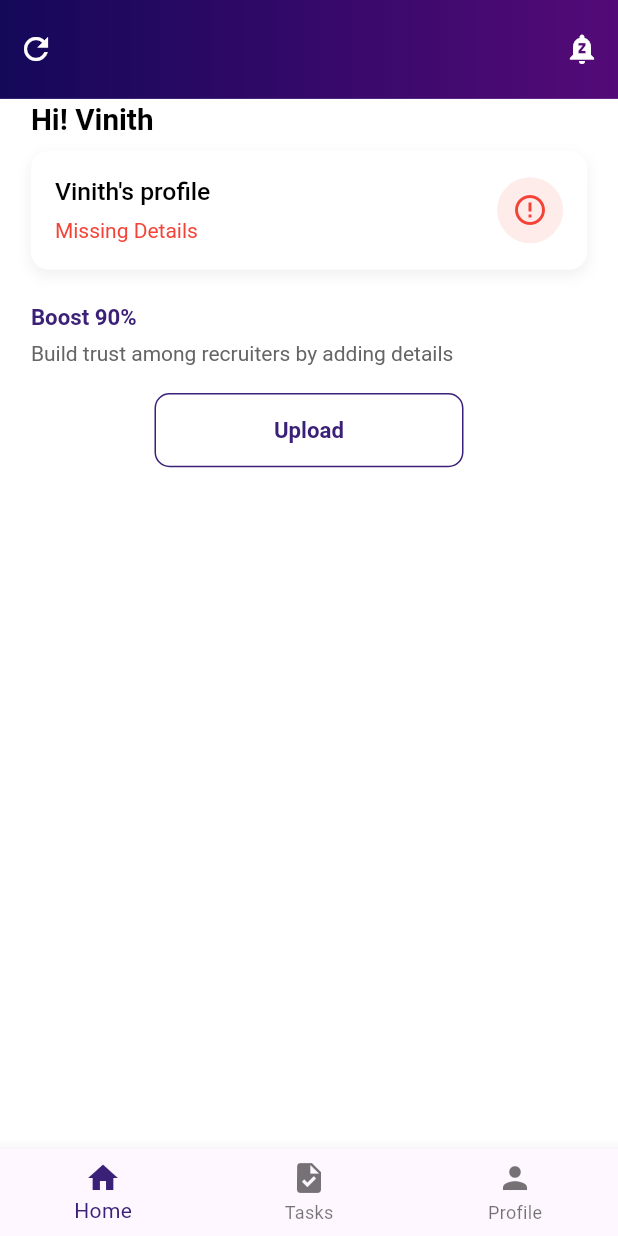
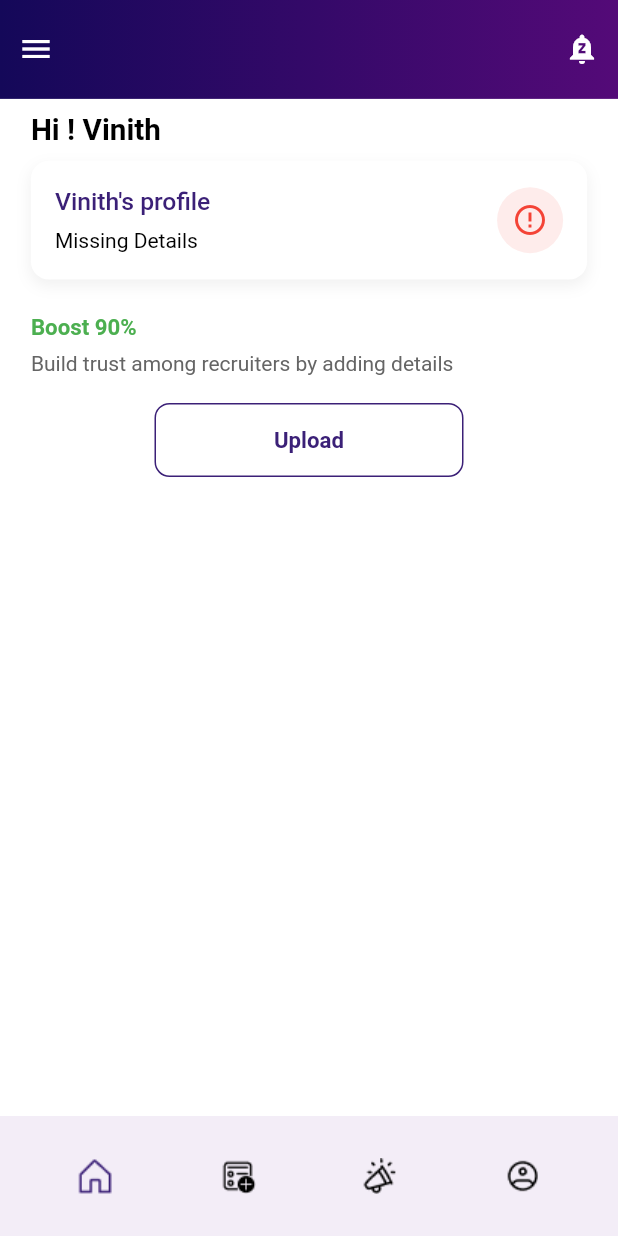
Before and after one commit to Krishnapriyak765/e_pact_app, a Flutter app: the UploadRequiredScreen screen opened directly, on a phone screen of 412 x 824 dp. Run offline on Flutter 3.47's test engine with Material 3 defaults, Android fonts, the light colour scheme and no system bars; our stand-ins replace file_picker, get.

Commit message:
bottomnavbar , doc upload screen

```diff
--- /dev/null
+++ b/lib/features/bottom_navigation/bottom_navigation_bar.dart
@@ -0,0 +1,84 @@
+// File: lib/widgets/custom_bottom_nav.dart
+
+import 'package:e_pact_app/utils/const/colors_const.dart';
+import 'package:flutter/material.dart';
+import 'package:get/get.dart';
+
+class CustomBottomNavBar extends StatelessWidget {
+  final int currentIndex;
+  final Function(int) onTap;
+
+  const CustomBottomNavBar({
+    super.key,
+    required this.currentIndex,
+    required this.onTap,
+    required Color selectedItemColor,
+  });
+
+  @override
+  Widget build(BuildContext context) {
+    return BottomAppBar(
+      shape: const CircularNotchedRectangle(),
+      notchMargin: 6.0,
+      child: SizedBox(
+        height: Get.height * 0.08,
+        child: Row(
+          mainAxisAlignment: MainAxisAlignment.spaceAround,
+          children: [
+            IconButton(
+              icon: Image.asset(
+                'assets/icons/home.png',
+                color: currentIndex == 0 ? AppColors.primary : Colors.black,
+                height: 24,
+              ),
+              onPressed: () => onTap(0),
+            ),
+            IconButton(
+              icon: Image.asset(
+                'assets/icons/attendance.png',
+                color: currentIndex == 1 ? AppColors.primary : Colors.black,
+                height: 24,
+              ),
+              onPressed: () => onTap(1),
+            ),
+            // const SizedBox(width: 48), // space for FAB
+            IconButton(
+              icon: Image.asset(
+                'assets/icons/announcement.png',
+                color: currentIndex == 2 ? AppColors.primary : Colors.black,
+                height: 24,
+              ),
+              onPressed: () => onTap(3),
+            ),
+            IconButton(
+              icon: Image.asset(
+                'assets/icons/profile.png',
+                color: currentIndex == 3 ? AppColors.primary : Colors.black,
+                height: 24,
+              ),
+              onPressed: () => onTap(3),
+            ),
+          ],
+        ),
+      ),
+    );
+  }
+}
+
+// class CenterFAB extends StatelessWidget {
+//   final VoidCallback onTap;
+//   const CenterFAB({super.key, required this.onTap});
+
+//   @override
+//   Widget build(BuildContext context) {
+//     return FloatingActionButton(
+//       onPressed: onTap,
+//       backgroundColor: AppColors.primary,
+//       child: Image.asset(
+//         'assets/icons/profile.png',
+//         height: 24,
+//         color: Colors.white,
+//       ),
+//     );
+//   }
+// }
--- a/lib/features/employee/upload_required_screen/presentation/upload_require_screen.dart
+++ b/lib/features/employee/upload_required_screen/presentation/upload_require_screen.dart
@@ -1,8 +1,9 @@
 // This is the main upload check screen shown after login
 // File: lib/view/employee/upload_required_screen.dart
 
-import 'package:e_pact_app/features/employee/document_upload_screen/presentation/document_upload_screen.dart';
+import 'package:e_pact_app/features/bottom_navigation/bottom_navigation_bar.dart';
 import 'package:e_pact_app/utils/const/colors_const.dart';
+import 'package:e_pact_app/utils/const/route_const.dart';
 import 'package:e_pact_app/utils/helper_widgets/appbar_custom_widget.dart';
 import 'package:e_pact_app/utils/helper_widgets/common_text_widget.dart';
 import 'package:flutter/material.dart';
@@ -16,7 +17,7 @@ class UploadRequiredScreen extends StatelessWidget {
     return Scaffold(
       backgroundColor: AppColors.white,
       appBar: CustomAppBar(
-        prefixIcon: Icons.refresh,
+        prefixIcon: Icons.menu,
         suffixIcon: Icons.notifications_paused,
       ),
 
@@ -26,8 +27,9 @@ class UploadRequiredScreen extends StatelessWidget {
         child: Column(
           crossAxisAlignment: CrossAxisAlignment.start,
           children: [
+            SizedBox(height: Get.height * 0.008),
             CommonTextWidgets.textRoboto(
-              text: 'Hi! Vinith',
+              text: 'Hi ! Vinith',
               size: Get.height * 0.024,
               color: AppColors.black,
               fontWeight: FontWeight.w600,
@@ -56,14 +58,14 @@ class UploadRequiredScreen extends StatelessWidget {
                         CommonTextWidgets.textRoboto(
                           text: "Vinith's profile",
                           size: Get.height * 0.02,
-                          color: AppColors.black,
+                          color: AppColors.primary,
                           fontWeight: FontWeight.w500,
                         ),
                         SizedBox(height: Get.height * 0.004),
                         CommonTextWidgets.textRoboto(
                           text: "Missing Details",
                           size: Get.height * 0.017,
-                          color: AppColors.red,
+                          color: AppColors.black,
                         ),
                       ],
                     ),
@@ -86,7 +88,7 @@ class UploadRequiredScreen extends StatelessWidget {
             CommonTextWidgets.textRoboto(
               text: 'Boost 90%',
               size: Get.height * 0.018,
-              color: AppColors.primary,
+              color: AppColors.green,
               fontWeight: FontWeight.w600,
             ),
             SizedBox(height: Get.height * 0.005),
@@ -102,7 +104,8 @@ class UploadRequiredScreen extends StatelessWidget {
                 height: Get.height * 0.06,
                 child: OutlinedButton(
                   onPressed: () {
-                    Get.to(() => const DocumentUploadScreen());
+                    // Get.to(() => const DocumentUploadScreen());
+                    Get.toNamed(RouteList.docupload);
                   },
                   style: OutlinedButton.styleFrom(
                     side: const BorderSide(color: AppColors.primary),
@@ -122,7 +125,7 @@ class UploadRequiredScreen extends StatelessWidget {
           ],
         ),
       ),
-      bottomNavigationBar: BottomNavigationBar(
+      bottomNavigationBar: CustomBottomNavBar(
         currentIndex: 0,
         onTap: (index) {
           Get.snackbar(
@@ -133,11 +136,6 @@ class UploadRequiredScreen extends StatelessWidget {
           );
         },
         selectedItemColor: AppColors.primary,
-        items: const [
-          BottomNavigationBarItem(icon: Icon(Icons.home), label: 'Home'),
-          BottomNavigationBarItem(icon: Icon(Icons.task), label: 'Tasks'),
-          BottomNavigationBarItem(icon: Icon(Icons.person), label: 'Profile'),
-        ],
       ),
     );
   }
--- a/lib/route_binding.dart
+++ b/lib/route_binding.dart
@@ -1,3 +1,9 @@
+import 'package:e_pact_app/features/bottom_navigation/main_dashboard.dart';
+import 'package:e_pact_app/features/employee/announcements/presentation/announcment_screen.dart';
+import 'package:e_pact_app/features/employee/attendance/presenatation/attendance_screen.dart';
+import 'package:e_pact_app/features/employee/document_upload_screen/presentation/document_upload_screen.dart';
+import 'package:e_pact_app/features/employee/profile/presentation/profile_screen.dart';
+import 'package:e_pact_app/features/employee/upload_required_screen/presentation/upload_require_screen.dart';
 import 'package:e_pact_app/features/login_screen/presentation/screens/login_screen.dart';
 import 'package:e_pact_app/features/role_initial_screen/view/role_selection.dart';
 import 'package:e_pact_app/utils/const/route_const.dart';
@@ -7,5 +13,11 @@ class Routes {
   static final routes = [
     GetPage(name: RouteList.inital, page: () => RoleSelectionScreen()),
     GetPage(name: RouteList.login, page: () => LoginScreen()),
+    GetPage(name: RouteList.dashboard1, page: () => UploadRequiredScreen()),
+    GetPage(name: RouteList.docupload, page: () => DocumentUploadScreen()),
+    GetPage(name: RouteList.navigation, page: () => MainDashboard()),
+    GetPage(name: RouteList.announcement, page: () => AnnouncementScreen()),
+    GetPage(name: RouteList.profile, page: () => ProfileScreen()),
+    GetPage(name: RouteList.attendance, page: () => AttendanceScreen()),
   ];
 }
--- a/lib/utils/const/colors_const.dart
+++ b/lib/utils/const/colors_const.dart
@@ -6,7 +6,9 @@ class AppColors {
   static const Color loginbutton = Color(0xFF1C0D60);
   static const Color inputFieldBg = Color(0xFFF6F6F6);
   static const Color grey = Color(0xFF656565);
+  static const Color bgprofile = Color(0xFFE5DFDF);
   static const Color red = Colors.red;
+  static const Color green = Colors.green;
   static const Color white = Colors.white;
   static const Color black = Colors.black;
   static const Color bgColor = Colors.white;
--- a/lib/utils/const/route_const.dart
+++ b/lib/utils/const/route_const.dart
@@ -6,4 +6,10 @@ class RouteList {
   static const String home = '/home';
   static const String login = '/login';
   static const String signup = '/signup';
+  static const String dashboard1 = '/dashboard1';
+  static const String docupload = '/docupload';
+  static const String navigation = '/navigation';
+  static const String announcement = '/announcement';
+  static const String profile = '/profile';
+  static const String attendance = '/attendance';
 }
--- a/pubspec.yaml
+++ b/pubspec.yaml
@@ -62,6 +62,7 @@ flutter:
   # To add assets to your application, add an assets section, like this:
   assets:
     - assets/images/
+    - assets/icons/
   #   - images/a_dot_ham.jpeg
 
   # An image asset can refer to one or more resolution-specific "variants", see
```
Also changed, not shown: lib/features/bottom_navigation/main_dashboard.dart (added, +54 -0 lines), lib/features/employee/announcements/presentation/announcment_screen.dart (added, +15 -0 lines), lib/features/employee/attendance/presenatation/attendance_screen.dart (added, +15 -0 lines), lib/features/employee/document_upload_screen/presentation/document_upload_screen.dart (+22 -11 lines), lib/features/employee/home/presentation/home_screen.dart (added, +15 -0 lines), lib/features/employee/profile/presentation/profile_screen.dart (added, +15 -0 lines), lib/features/login_screen/presentation/screens/login_screen.dart (+7 -1 lines), assets/icons/announcement.png (added), assets/icons/attendance.png (added), assets/icons/home.png (added), assets/icons/profile.png (added).
